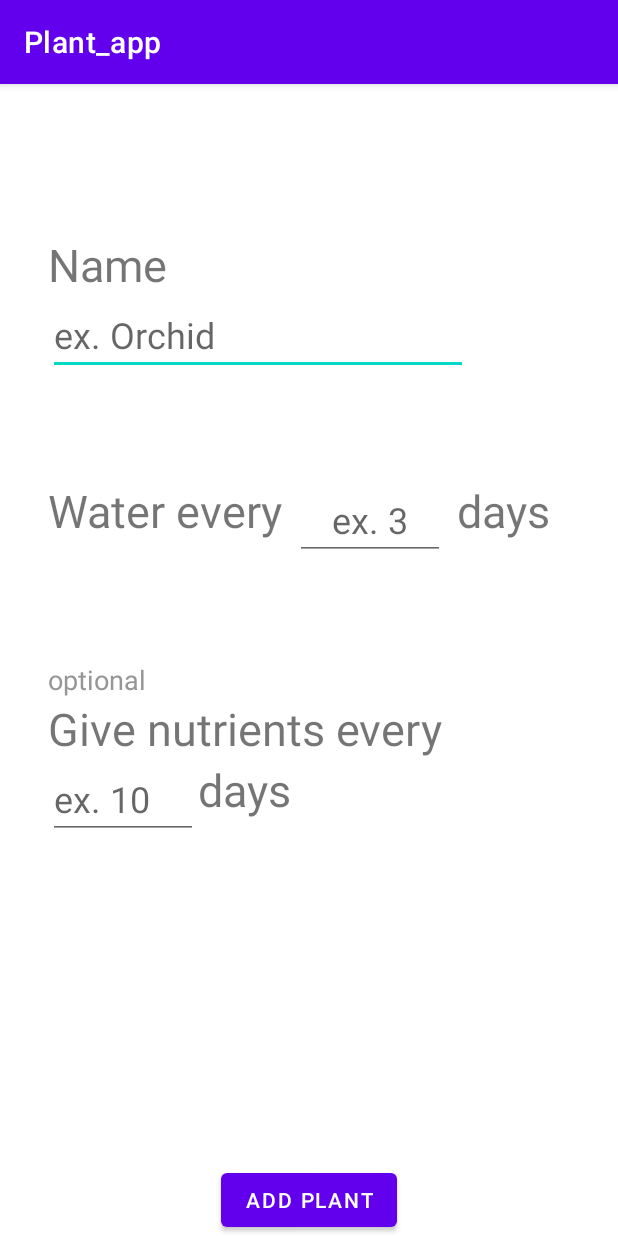
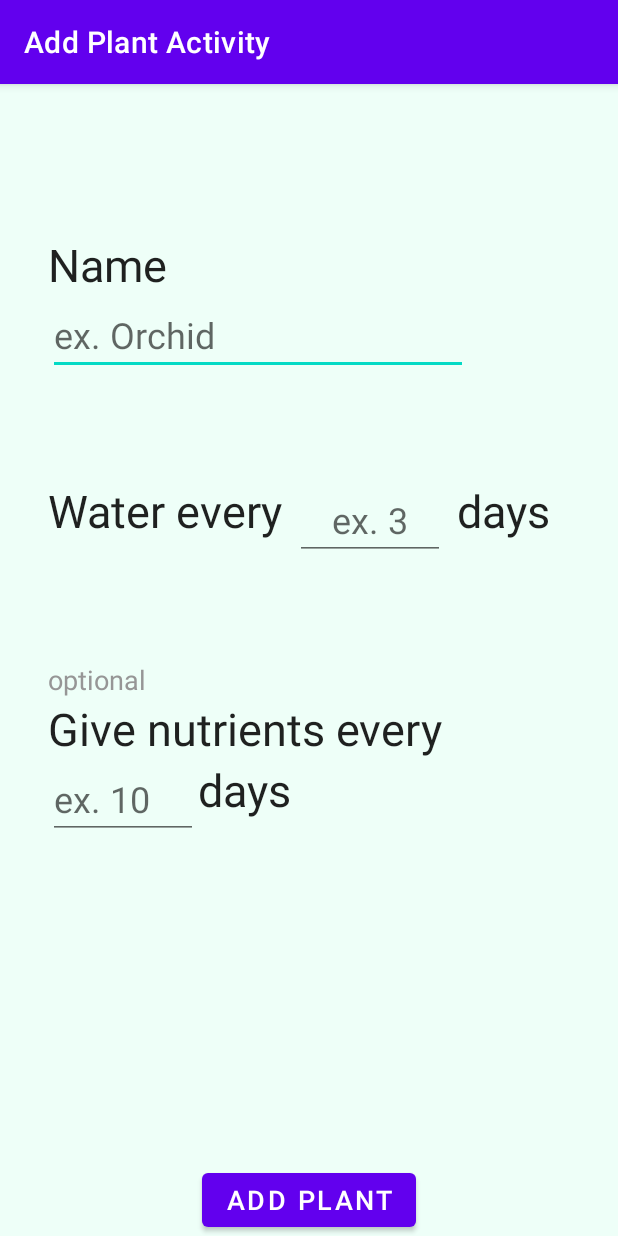
Before and after one commit to t3ss-acode/Plant-app, an Android app: the screen it shows after launch (AddPlantActivity), after a tap on "ADD ENTRY", on a phone screen of 412 x 824 dp. Run offline under Robolectric (Android 15) with nearby library versions, the phone set to English and light mode, and no system bars.

Commit message:
Store and load plant list

```diff
--- a/app/src/main/AndroidManifest.xml
+++ b/app/src/main/AndroidManifest.xml
@@ -9,7 +9,10 @@
         android:roundIcon="@mipmap/ic_launcher_round"
         android:supportsRtl="true"
         android:theme="@style/Theme.Plant_app">
-        <activity android:name=".AddPlantActivity"></activity>
+        <activity
+            android:name=".AddPlantActivity"
+            android:label="@string/add_plant_activity_name">
+        </activity>
         <activity
             android:name=".IdPlantActivity"
             android:label="@string/id_plant_activity_name"
--- a/app/src/main/java/com/example/plant_app/IdPlantActivity.java
+++ b/app/src/main/java/com/example/plant_app/IdPlantActivity.java
@@ -12,6 +12,8 @@ import android.widget.ImageView;
 import android.widget.TextView;
 
 public class IdPlantActivity extends AppCompatActivity {
+
+    private static final String ID_PLANT_LOG_TAG = "log_idplant";
 
     static final int REQUEST_IMAGE_CAPTURE = 1;
 
--- a/app/src/main/java/com/example/plant_app/MainActivity.java
+++ b/app/src/main/java/com/example/plant_app/MainActivity.java
@@ -18,12 +18,18 @@ import android.widget.Toast;
 
 import com.example.plant_app.model.Plant;
 import com.example.plant_app.model.PlantList;
+import com.example.plant_app.storePlants.DeserializeFromFile;
+import com.example.plant_app.storePlants.SerializeToFile;
 
+import java.io.File;
 import java.util.List;
 
 public class MainActivity extends AppCompatActivity {
 
     private static final String MAIN_LOG_TAG = "log_main";
+    private static final String SAVED_DATA_LOG_TAG = "log_saved_data";
+
+    private static final String FILENAME = "saved_plants";
 
     // data
     private List<Plant> plantList;
@@ -39,17 +45,38 @@ public class MainActivity extends AppCompatActivity {
 
         plantList = PlantList.getInstance();
 
-        plantList.add(new Plant("Orchid", 1));
-        plantList.add(new Plant("ARCH", 5));
-        plantList.add(new Plant("ORCH", 2, 20));
-
-
+        // Set up the recyclerView
         RecyclerView recyclerView = findViewById(R.id.recycler_view);
         LinearLayoutManager layoutManager = new LinearLayoutManager(this);
         recyclerView.setLayoutManager(layoutManager);
-        // specify an adapter
         mPlantAdapter = new PlantAdapter();
         recyclerView.setAdapter(mPlantAdapter);
+
+
+        //Keep content of screen rotates
+        if (savedInstanceState != null) {
+            /*
+            approvedTimeTextView.setText(savedInstanceState.getString("approved_text"));
+            latTextView.setText(savedInstanceState.getString("lat_text"));
+            lonTextView.setText(savedInstanceState.getString("lon_text"));
+
+            if (savedInstanceState.getBoolean("loaded_visible")) {
+                loadedDataTextView.setText(savedInstanceState.getString("reply_text"));
+                loadedDataTextView.setVisibility(View.VISIBLE);
+            }
+
+             */
+        }
+    }
+
+    @Override
+    protected void onStart() {
+        super.onStart();
+
+        // Check if there is saved data
+        File file = new File(this.getFilesDir(), FILENAME);
+        if(file.length() > 0 && plantList.isEmpty())
+            new DeserializeFromFile(mPlantAdapter).execute(this.getFilesDir());
     }
 
     @Override
@@ -62,49 +89,57 @@ public class MainActivity extends AppCompatActivity {
         Log.d(MAIN_LOG_TAG, m);
     }
 
+    @Override
+    protected void onStop() {
+        super.onStop();
+        /*
+        // Volley, cancel pending requests
+        mRequestQueue.cancelAll(this);
+        //volley stop pending request. Ta bort resten i kön
+        */
+
+        Log.d("serede", ("in main, list size: " + plantList.size()));
+        if (plantList.size() > 0) {
+            Log.d("serede", "in main in if");
+            SerializeToFile.SavePlants(this.getFilesDir());
+        }
+        Log.d("serede", "in main, after if");
+
+    }
+
+    @Override
+    public void onSaveInstanceState(Bundle outState) {
+        super.onSaveInstanceState(outState);
+        /*
+
+        //Save the state of the text boxes
+        outState.putString("approved_text", approvedTimeTextView.getText().toString());
+        outState.putString("lat_text", latTextView.getText().toString());
+        outState.putString("lon_text", lonTextView.getText().toString());
+
+        if (loadedDataTextView.getVisibility() == View.VISIBLE) {
+            outState.putBoolean("loaded_visible", true);
+            outState.putString("reply_text", loadedDataTextView.getText().toString());
+        }
+
+         */
+    }
+
+
+    public void toIdentifyPlant(View view) {
+        Intent intent = new Intent(this, IdPlantActivity.class);
+        startActivity(intent);
+    }
+
+    public void toAddPlant(View view) {
+        Intent intent = new Intent(this, AddPlantActivity.class);
+        startActivity(intent);
+    }
+
+
     public void toast(String message) {
         Toast toast = Toast.makeText(this, message, Toast.LENGTH_SHORT);
         toast.show();
     }
 
-
-    public void toIdentifyPlant(View view) {
-        toast("ID PLANT");
-
-        Intent intent = new Intent(this, IdPlantActivity.class);
-        startActivity(intent);
-    }
-
-
-
-    public void toAddPlant(View view) {
-        toast("NEW PLANT");
-
-        Intent intent = new Intent(this, AddPlantActivity.class);
-        startActivity(intent);
-    }
-
-
-    /*
-
-
-    private void dispatchTakePictureIntent() {
-        Intent takePictureIntent = new Intent(MediaStore.ACTION_IMAGE_CAPTURE);
-        try {
-            startActivityForResult(takePictureIntent, REQUEST_IMAGE_CAPTURE);
-        } catch (ActivityNotFoundException e) {
-            // display error state to the user
-        }
-    }
-
-    @Override
-    protected void onActivityResult(int requestCode, int resultCode, Intent data) {
-        if (requestCode == REQUEST_IMAGE_CAPTURE && resultCode == RESULT_OK) {
-            Bundle extras = data.getExtras();
-            Bitmap imageBitmap = (Bitmap) extras.get("data");
-            imageView.setImageBitmap(imageBitmap);
-        }
-    }
-
-     */
 }
--- a/app/src/main/java/com/example/plant_app/model/Plant.java
+++ b/app/src/main/java/com/example/plant_app/model/Plant.java
@@ -1,6 +1,6 @@
 package com.example.plant_app.model;
 
-public class Plant {
+public class Plant implements java.io.Serializable {
 
     private String name;
     private int waterReminder;
--- a/app/src/main/res/layout/activity_add_plant.xml
+++ b/app/src/main/res/layout/activity_add_plant.xml
@@ -4,6 +4,7 @@
     xmlns:tools="http://schemas.android.com/tools"
     android:layout_width="match_parent"
     android:layout_height="match_parent"
+    android:background="#EEFFF8"
     tools:context=".AddPlantActivity">
 
 
@@ -14,7 +15,8 @@
         android:layout_marginStart="32dp"
         android:layout_marginLeft="32dp"
         android:layout_marginTop="100dp"
-        android:text="Name"
+        android:text="@string/add_plant_name_text"
+        android:textAppearance="@android:style/TextAppearance.Medium"
         android:textSize="30sp"
         app:layout_constraintStart_toStartOf="parent"
         app:layout_constraintTop_toTopOf="parent" />
@@ -28,9 +30,11 @@
         android:ems="10"
         android:inputType="textPersonName"
         android:textSize="24sp"
-        android:hint="ex. Orchid"
+        android:hint="@string/add_plant_name_example_text"
+        android:textAppearance="@android:style/TextAppearance.Medium"
         app:layout_constraintStart_toStartOf="parent"
         app:layout_constraintTop_toBottomOf="@+id/nameTextView" />
+
 
 
     <TextView
@@ -40,7 +44,8 @@
         android:layout_marginStart="32dp"
         android:layout_marginLeft="32dp"
         android:layout_marginTop="70dp"
-        android:text="Water every"
+        android:text="@string/add_plant_water_every_text"
+        android:textAppearance="@android:style/TextAppearance.Medium"
         android:textSize="30sp"
         app:layout_constraintStart_toStartOf="parent"
         app:layout_constraintTop_toBottomOf="@+id/nameEditText" />
@@ -55,7 +60,8 @@
         android:ems="10"
         android:gravity="center"
         android:inputType="number"
-        android:hint="ex. 3"
+        android:hint="@string/add_plant_water_example_text"
+        android:textAppearance="@android:style/TextAppearance.Medium"
         android:textSize="24sp"
         app:layout_constraintStart_toEndOf="@+id/waterTextView"
         app:layout_constraintTop_toBottomOf="@+id/nameEditText" />
@@ -67,21 +73,27 @@
         android:layout_marginStart="8dp"
         android:layout_marginLeft="8dp"
         android:layout_marginTop="70dp"
-        android:text="days"
+        android:text="@string/add_plant_water_days_text"
+        android:textAppearance="@android:style/TextAppearance.Medium"
         android:textSize="30sp"
         app:layout_constraintStart_toEndOf="@+id/waterNumberEditText"
         app:layout_constraintTop_toBottomOf="@+id/nameEditText" />
 
 
-    <Button
-        android:id="@+id/addButton"
+
+    <TextView
+        android:id="@+id/optionalTextView"
         android:layout_width="wrap_content"
         android:layout_height="wrap_content"
-        android:onClick="addPlant"
-        android:text="Add plant"
-        app:layout_constraintBottom_toBottomOf="parent"
-        app:layout_constraintEnd_toEndOf="parent"
-        app:layout_constraintStart_toStartOf="parent" />
+        android:layout_marginStart="32dp"
+        android:layout_marginLeft="32dp"
+        android:layout_marginTop="80dp"
+        android:text="@string/add_plant_optional_text"
+        android:textAppearance="@android:style/TextAppearance.Medium"
+        android:textColor="#969696"
+        android:textSize="18sp"
+        app:layout_constraintStart_toStartOf="parent"
+        app:layout_constraintTop_toBottomOf="@+id/waterTextView" />
 
     <TextView
         android:id="@+id/nutrientsTextView"
@@ -89,10 +101,11 @@
         android:layout_height="wrap_content"
         android:layout_marginStart="32dp"
         android:layout_marginLeft="32dp"
-        android:text="Give nutrients every"
+        android:text="@string/add_plant_nutrients_every_text"
+        android:textAppearance="@android:style/TextAppearance.Medium"
         android:textSize="30sp"
         app:layout_constraintStart_toStartOf="parent"
-        app:layout_constraintTop_toBottomOf="@+id/textView6" />
+        app:layout_constraintTop_toBottomOf="@+id/optionalTextView" />
 
     <EditText
         android:id="@+id/nutrientsNumberEditText"
@@ -101,7 +114,8 @@
         android:layout_marginStart="32dp"
         android:layout_marginLeft="32dp"
         android:ems="10"
-        android:hint="ex. 10"
+        android:hint="@string/add_plant_nutrients_example_text"
+        android:textAppearance="@android:style/TextAppearance.Medium"
         android:inputType="number"
         android:textSize="24sp"
         app:layout_constraintStart_toStartOf="parent"
@@ -111,22 +125,21 @@
         android:id="@+id/nutrientsTextView2"
         android:layout_width="wrap_content"
         android:layout_height="wrap_content"
-        android:text="days"
+        android:text="@string/add_plant_nutrients_days_text"
+        android:textAppearance="@android:style/TextAppearance.Medium"
         android:textSize="30sp"
         app:layout_constraintStart_toEndOf="@+id/nutrientsNumberEditText"
         app:layout_constraintTop_toBottomOf="@+id/nutrientsTextView" />
 
-    <TextView
-        android:id="@+id/textView6"
+
+    <Button
+        android:id="@+id/addButton"
         android:layout_width="wrap_content"
         android:layout_height="wrap_content"
-        android:layout_marginStart="32dp"
-        android:layout_marginLeft="32dp"
-        android:layout_marginTop="80dp"
-        android:text="optional"
-        android:textColor="#969696"
+        android:onClick="addPlant"
+        android:text="@string/add_plant_button_text"
         android:textSize="18sp"
-        app:layout_constraintStart_toStartOf="parent"
-        app:layout_constraintTop_toBottomOf="@+id/waterTextView" />
-
+        app:layout_constraintBottom_toBottomOf="parent"
+        app:layout_constraintEnd_toEndOf="parent"
+        app:layout_constraintStart_toStartOf="parent" />
 </androidx.constraintlayout.widget.ConstraintLayout>
--- a/app/src/main/res/values/strings.xml
+++ b/app/src/main/res/values/strings.xml
@@ -1,9 +1,8 @@
 <resources>
     <string name="app_name">Plant_app</string>
     <string name="id_plant_activity_name">Identity Plant Activity</string>
+    <string name="add_plant_activity_name">Add Plant Activity</string>
 
-    <string name="plantId_tutorial_text">Take a picture of your plant
-        and we will try and identify what plant it is</string>
 
     <string name="main_add_entry_button">Add entry</string>
     <string name="main_identify_plant_button">Identify plant</string>
@@ -17,4 +16,20 @@
     <string name="nutrients_in_x_days_item">x days</string>
     <string name="given_nutrients_item">Given nutrients</string>
     <string name="nutrients_x_days_ago_item">x days ago</string>
+
+    <string name="add_plant_name_text">Name</string>
+    <string name="add_plant_name_example_text">ex. Orchid</string>
+    <string name="add_plant_water_every_text">Water every</string>
+    <string name="add_plant_water_example_text">ex. 3</string>
+    <string name="add_plant_water_days_text">days</string>
+    <string name="add_plant_optional_text">optional</string>
+    <string name="add_plant_nutrients_every_text">Give nutrients every</string>
+    <string name="add_plant_nutrients_example_text">ex. 10</string>
+    <string name="add_plant_nutrients_days_text">days</string>
+    <string name="add_plant_button_text">Add plant</string>
+
+    <string name="plantId_tutorial_text">Take a picture of your plant
+        and we will try and identify what plant it is</string>
+    <string name="taken_image_description">Displays the image taken</string>
+    <string name="plantId_button_text">Okay</string>
 </resources>
```
Also changed, not shown: app/src/main/java/com/example/plant_app/AddPlantActivity.java (+36 -8 lines), app/src/main/java/com/example/plant_app/storePlants/DeserializeFromFile.java (added, +83 -0 lines), app/src/main/java/com/example/plant_app/storePlants/SerializeToFile.java (added, +49 -0 lines), app/src/main/res/layout/activity_id_plant.xml (+10 -4 lines).
